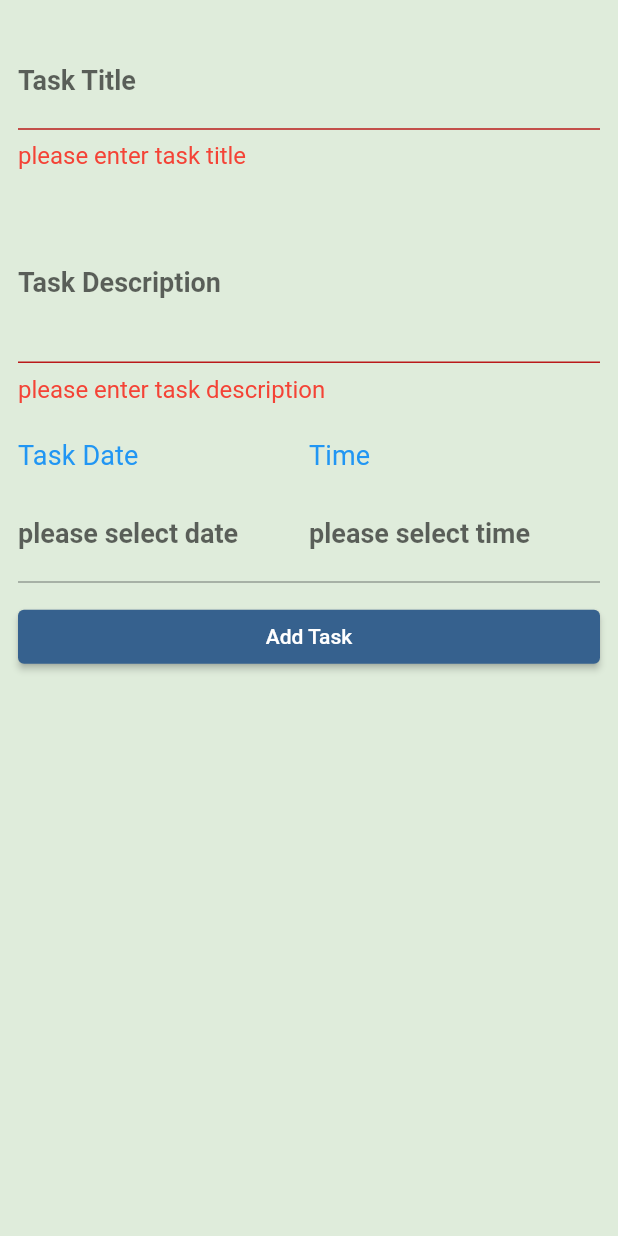
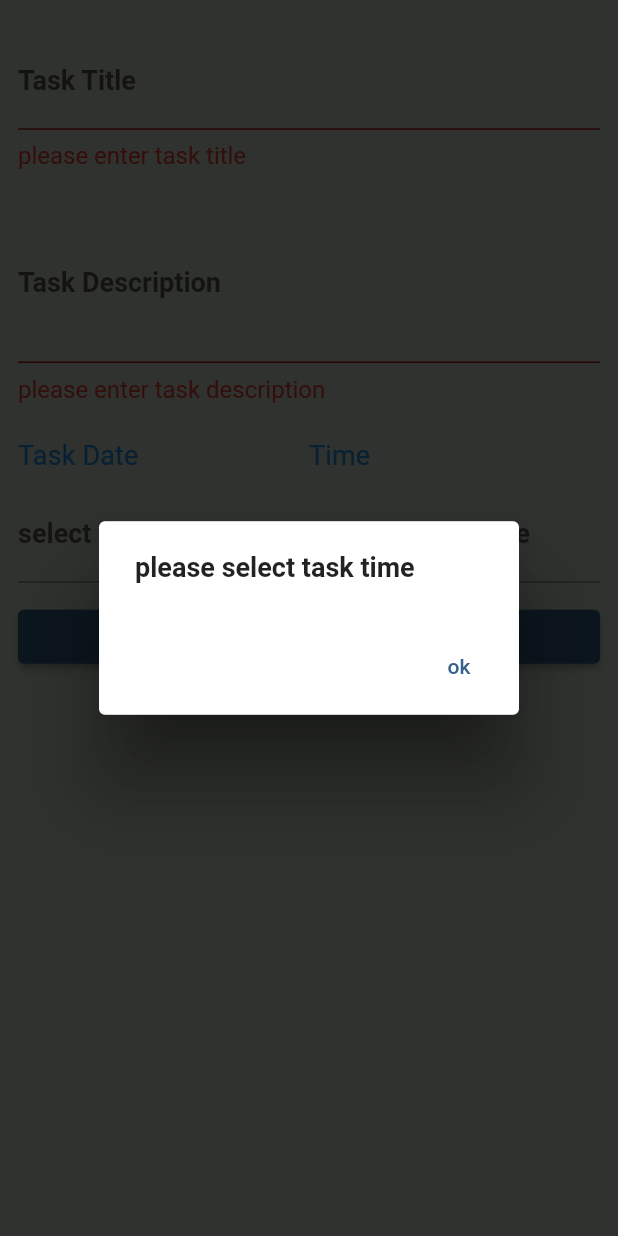
Before and after one commit to ShimaaShams2022/my_todo_app_2024, a Flutter app: the AddTaskBottomSheet widget shown alone on an empty page, opened directly, after a tap on "Add Task", on a phone screen of 412 x 824 dp. Run offline on Flutter 3.47's test engine with Material 3 defaults, Android fonts, the phone set to English and light mode, and no system bars; our stand-ins replace cloud_firestore, firebase_auth, firebase_core, flutter_slidable; accounts and stored records are empty.

Commit message:
feat: integrate with firestore feat: add ,delete,list tasks

```diff
--- /dev/null
+++ b/lib/database/collections/TasksCollection.dart
@@ -0,0 +1,37 @@
+import 'package:cloud_firestore/cloud_firestore.dart';
+import 'package:to_do_app_c11/database/models/Task.dart';
+
+
+class TasksCollection {
+
+  CollectionReference<Task> getTasksCollection(userId) {
+    var db = FirebaseFirestore.instance;
+
+    return db.collection("users").doc(userId).collection("tasks").withConverter(
+        fromFirestore: (snapshot, options) {
+      return Task.fromFireStore(snapshot.data());
+    }, toFirestore: (task, options) {
+      return task.toFireStore();
+    });
+  }
+
+ Future<void> createTask(String userId,Task task){
+    var docRef=getTasksCollection(userId).doc();//id auto generated
+    task.id=docRef.id;
+    return docRef.set(task);
+
+  }
+
+   Future<List<Task>> getAllTasks(String userId) async {
+    var userQuerySnapShot=await getTasksCollection(userId).get();
+    var tasksList = userQuerySnapShot.docs.map((docSnapshot)=>docSnapshot.data()).toList();
+    return tasksList;
+  }
+
+  Future<void> removeTask(String userId, Task task) {
+    var docRef=getTasksCollection(userId).doc(task.id??"");
+    return docRef.delete();
+
+  }
+
+}
--- /dev/null
+++ b/lib/database/models/Task.dart
@@ -0,0 +1,37 @@
+class Task{
+  String? id;
+  String? title;
+  String? description;
+  int? date;
+  int? time;
+  bool? isDone;
+
+  Task({
+    this.id,
+    this.title,
+    this.description,
+    this.date,
+    this.time,
+    this.isDone=false,
+  });
+
+  Task.fromFireStore(Map<String,dynamic>? data):
+      this(
+        id:data?["id"],
+        title:data?["title"],
+        description:data?["description"],
+        date:data?["date"],
+        time:data?["time"],
+        isDone:data?["isDone"],
+      );
+  Map<String,dynamic> toFireStore(){
+    return{
+      "id":id,
+      "title":title,
+      "description":description,
+      "date":date,
+      "time":time,
+      "isDone":isDone,
+    };
+  }
+}
--- /dev/null
+++ b/lib/providers/TasksProvider.dart
@@ -0,0 +1,29 @@
+
+import 'package:flutter/material.dart';
+import 'package:provider/provider.dart';
+import 'package:to_do_app_c11/database/collections/TasksCollection.dart';
+import 'package:to_do_app_c11/database/models/Task.dart';
+
+class TasksProvider extends ChangeNotifier{
+
+  var tasksCollection= TasksCollection();
+
+  Future<List<Task>> getAllTasks(String userId) async {
+    var tasksList= await tasksCollection.getAllTasks(userId);
+    return tasksList;
+  }
+  Future<void> removeTask(String userId,Task task) async {
+    await tasksCollection.removeTask(userId, task);
+    notifyListeners();
+    return;
+  }
+  Future<void> addTask(String userId,Task task)async{
+    await tasksCollection.createTask(userId, task);
+    notifyListeners();
+    return;
+  }
+
+  static TasksProvider getInstance(BuildContext context,{bool listen=true}){
+    return Provider.of<TasksProvider>(context,listen: listen);
+  }
+}
--- a/lib/ui/home/list/TaskItem.dart
+++ b/lib/ui/home/list/TaskItem.dart
@@ -1,9 +1,19 @@
 import 'package:flutter/material.dart';
 import 'package:flutter_slidable/flutter_slidable.dart';
+import 'package:to_do_app_c11/AppDateUtilitis.dart';
+import 'package:to_do_app_c11/ui/register/Dialog_utilities.dart';
 import 'package:to_do_app_c11/ui/utilities.dart';
 
+import '../../../database/models/Task.dart';
+
+
+typedef OnTaskDeleteClick =void Function(Task task);
+
 class TaskItem extends StatelessWidget {
-  const TaskItem({super.key});
+   TaskItem({required this.task,required this.onDeleteClick,super.key});
+
+  Task task;
+  OnTaskDeleteClick onDeleteClick;
 
   @override
   Widget build(BuildContext context) {
@@ -13,7 +23,18 @@ class TaskItem extends StatelessWidget {
         startActionPane: ActionPane(
           motion: DrawerMotion(),
           children: [
-            SlidableAction(onPressed: (_){},
+            SlidableAction(onPressed: (buildContext){
+              // delete
+              showMessageDialog(context, message: "Are you sure to delete this task?",
+              postButtonTitle: "confirm",
+                postButtonAction:() {
+                // delete task
+                  onDeleteClick(task);
+                },
+                negativeButtonTitle: "cancel"
+              );
+
+            },
             icon: Icons.delete,
               backgroundColor: Colors.red,
               label: 'delete',
@@ -50,7 +71,7 @@ class TaskItem extends StatelessWidget {
                 Expanded(child: Column(
                   crossAxisAlignment: CrossAxisAlignment.start,
                   children: [
-                    Text('Text Title',
+                    Text("${task.title}",
                     style:Theme.of(context).textTheme.titleMedium ,
                     ),
                     SizedBox(height: 8),
@@ -59,7 +80,7 @@ class TaskItem extends StatelessWidget {
                       children: [
                         Icon(Icons.watch_later_outlined),
                         SizedBox(width: 8),
-                        Text('time',
+                        Text("${task.time?.formatTime()}",
                           style:Theme.of(context).textTheme.titleSmall ,
                         ),
                       ],
--- a/lib/ui/home/settings/AddTaskBottomSheet.dart
+++ b/lib/ui/home/settings/AddTaskBottomSheet.dart
@@ -1,7 +1,15 @@
+
 import 'package:flutter/material.dart';
+import 'package:provider/provider.dart';
+import 'package:to_do_app_c11/AppDateUtilitis.dart';
+
+import 'package:to_do_app_c11/providers/TasksProvider.dart';
+import 'package:to_do_app_c11/providers/appAuthProvider.dart';
 import 'package:to_do_app_c11/ui/common/DateTimeField.dart';
 import 'package:to_do_app_c11/ui/common/MaterialTextFormField.dart';
 import 'package:to_do_app_c11/ui/register/Dialog_utilities.dart';
+
+import '../../../database/models/Task.dart';
 
 class AddTaskBottomSheet extends StatefulWidget {
    AddTaskBottomSheet({super.key});
@@ -49,15 +57,15 @@ class _AddTaskBottomSheetState extends State<AddTaskBottomSheet> {
               children: [
                 Expanded(child: DateTimeField( title: "Task Date",
                   hint:selectedDate==null?
-                  'please select date':
-                  "${selectedDate?.day}/${selectedDate?.month}/${selectedDate?.year}",
+                  "select date":
+                  "${selectedDate?.formatDate()}",
                   onClick: () {
                     showDatePickerDialog();
                   },)),
                 Expanded(child: DateTimeField( title: "Time",
                   hint:selectedTime==null?
                   'please select time':
-                  "${selectedTime?.hour}:${selectedTime?.minute}",
+                  "${selectedTime?.formatTime()}",
                   onClick: () {
                     showTimePickerDialog();
                   },)),
@@ -97,22 +105,61 @@ class _AddTaskBottomSheetState extends State<AddTaskBottomSheet> {
       selectedTime=time;
     });
 
-
   }
 
-  void addTask() {
-    if(formKey.currentState?.validate()==false){return;}
+  bool isValidTask(){
+    bool isValid=true;
+    if(formKey.currentState?.validate()==false){
+      isValid=false;
+     }
 
     if(selectedDate==null){
       showMessageDialog(context, message: "please select task date",postButtonTitle:"ok");
-      return;
+      isValid=false;
     }
 
     if(selectedTime==null){
       showMessageDialog(context, message: "please select task time",postButtonTitle:"ok");
-      return;
+     isValid=false;
+    }
+    return isValid;
+  }
+
+  Future<void> addTask() async {
+
+    if(isValidTask()==false)return;
+
+    var authProvider = Provider.of<appAuthProvider>(context,listen: false);
+
+    var tasksProvider= Provider.of<TasksProvider>(context,listen: false);
+
+    var task =Task(
+        title:title.text,
+      description:description.text,
+      date:selectedDate?.dateOnly(), // ignore time
+        time:selectedTime?.timeSinceEpoch(),
+    );
+    try {
+      showLoadingDialog(context, message:"Adding task please wait");
+      var result = await tasksProvider.addTask(authProvider.appUser?.authId ?? "", task);
+      hideLoading(context);
+      showMessageDialog(context, message:"Task added successfully",postButtonTitle: "ok",postButtonAction: (){
+        Navigator.pop(context);
+      });
+    }catch(e){
+      hideLoading(context);
+      showMessageDialog(context, message: e.toString(),postButtonTitle: "ok");
     }
 
+    ///////////////////////////////////////// we can do it by another way
+    /*
+    collection.createTask(authProvider.appUser?.authId ?? "", task).then((value){
+      //success
+    }).onError((error,stackTrace){
+      //if future throw error
+    });
+   */
+    //////////////////////////////////////////////////////////////////////////////////
   }
 
 }
--- a/lib/ui/login/LoginScreen.dart
+++ b/lib/ui/login/LoginScreen.dart
@@ -2,7 +2,7 @@
 import 'package:firebase_auth/firebase_auth.dart';
 import 'package:flutter/material.dart';
 import 'package:provider/provider.dart';
-import 'package:to_do_app_c11/ui/FirebaseAuthCodes.dart';
+import 'package:to_do_app_c11/FirebaseAuthCodes.dart';
 import 'package:to_do_app_c11/ui/common/AppFormField.dart';
 import 'package:to_do_app_c11/ui/register/RegisterScreen.dart';
 
--- a/lib/ui/register/RegisterScreen.dart
+++ b/lib/ui/register/RegisterScreen.dart
@@ -4,7 +4,7 @@ import 'dart:async';
 import 'package:firebase_auth/firebase_auth.dart';
 import 'package:flutter/material.dart';
 import 'package:provider/provider.dart';
-import 'package:to_do_app_c11/ui/FirebaseAuthCodes.dart';
+import 'package:to_do_app_c11/FirebaseAuthCodes.dart';
 import 'package:to_do_app_c11/ui/common/AppFormField.dart';
 import 'package:to_do_app_c11/ui/home/home_screen.dart';
 import 'package:to_do_app_c11/ui/login/LoginScreen.dart';
--- a/pubspec.yaml
+++ b/pubspec.yaml
@@ -40,6 +40,7 @@ dependencies:
   firebase_auth: ^5.1.4
   provider: ^6.1.2
   cloud_firestore: ^5.2.1
+  intl: ^0.19.0
 
 dev_dependencies:
   flutter_test:
```
Also changed, not shown: lib/AppDateUtilitis.dart (added, +42 -0 lines), lib/main.dart (+9 -4 lines), lib/ui/home/list/task_list_tab.dart (+82 -5 lines), lib/FirebaseAuthCodes.dart (renamed from lib/ui/FirebaseAuthCodes.dart), pubspec.lock.
